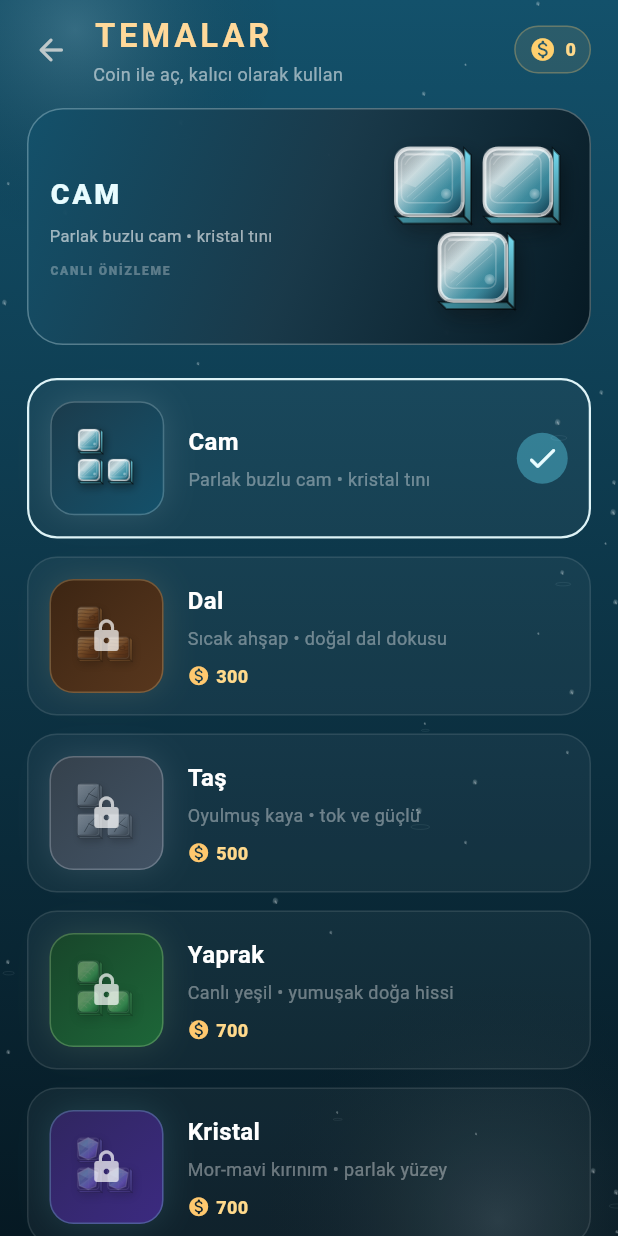
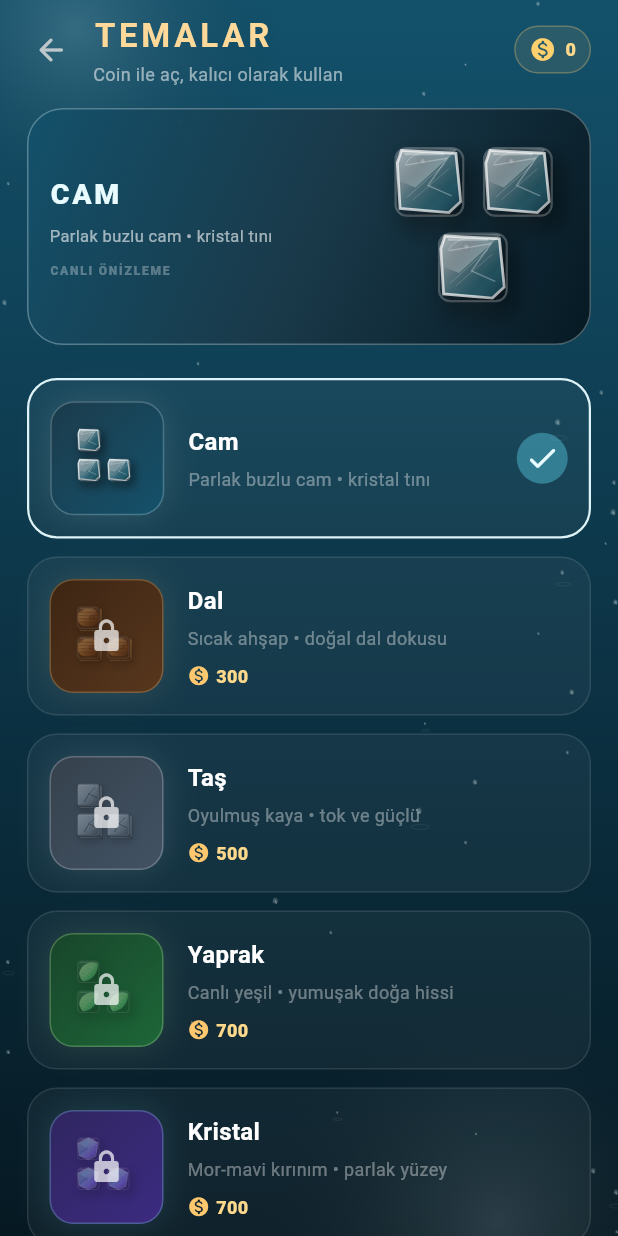
Before and after one commit to elxvro/Elxvro-blocks, a Flutter app: the screen it shows after launch, after a tap on "TEMALAR", on a phone screen of 412 x 824 dp. Run offline on Flutter 3.47's test engine with Material 3 defaults, Android fonts, the light colour scheme and no system bars; our stand-ins replace audioplayers, shared_preferences; missing offline and left inert: games_services.

Commit message:
feat: make glass wood and leaf blocks physically distinct

```diff
--- a/source_snapshot/lib/widgets/themed_block_tile.dart
+++ b/source_snapshot/lib/widgets/themed_block_tile.dart
@@ -61,7 +61,11 @@ class _Premium3DBlockPainter extends CustomPainter {
     );
 
     _paintContactShadow(canvas, size, depth);
-    _paintDepthFaces(canvas, size, depth);
+    if (material != ThemeMaterial.glass &&
+        material != ThemeMaterial.crystal &&
+        material != ThemeMaterial.leaf) {
+      _paintDepthFaces(canvas, size, depth);
+    }
 
     canvas.save();
     canvas.translate(0, 0);
@@ -554,100 +558,138 @@ class _Premium3DBlockPainter extends CustomPainter {
   }
 
   void _glass(Canvas canvas, Size size) {
-    final rr = _topRRect(size, radiusFactor: 0.20);
+    final w = size.width;
+    final h = size.height;
+    final pane = Path()
+      ..moveTo(w * 0.10, h * 0.05)
+      ..lineTo(w * 0.88, h * 0.09)
+      ..lineTo(w * 0.95, h * 0.78)
+      ..lineTo(w * 0.78, h * 0.94)
+      ..lineTo(w * 0.08, h * 0.88)
+      ..lineTo(w * 0.04, h * 0.23)
+      ..close();
+
+    canvas.drawPath(
+      pane,
+      Paint()
+        ..shader = LinearGradient(
+          begin: Alignment.topLeft,
+          end: Alignment.bottomRight,
+          colors: <Color>[
+            Colors.white.withValues(alpha: 0.58),
+            accent.withValues(alpha: 0.40),
+            base.withValues(alpha: 0.28),
+            const Color(0xFF0A3B55).withValues(alpha: 0.58),
+          ],
+        ).createShader(Offset.zero & size),
+    );
+
+    canvas.drawPath(
+      pane,
+      Paint()
+        ..style = PaintingStyle.stroke
+        ..strokeWidth = math.max(0.9, size.shortestSide * 0.040)
+        ..color = Colors.white.withValues(alpha: 0.72),
+    );
+
+    final refraction = Path()
+      ..moveTo(w * 0.16, h * 0.26)
+      ..lineTo(w * 0.76, h * 0.16)
+      ..lineTo(w * 0.48, h * 0.55)
+      ..lineTo(w * 0.82, h * 0.70);
+    canvas.drawPath(
+      refraction,
+      Paint()
+        ..style = PaintingStyle.stroke
+        ..strokeWidth = math.max(0.55, size.shortestSide * 0.020)
+        ..color = Colors.white.withValues(alpha: 0.30),
+    );
+
+    canvas.drawOval(
+      Rect.fromLTWH(w * 0.18, h * 0.12, w * 0.45, h * 0.16),
+      Paint()
+        ..shader = RadialGradient(
+          colors: <Color>[
+            Colors.white.withValues(alpha: 0.34),
+            Colors.transparent,
+          ],
+        ).createShader(Rect.fromLTWH(w * 0.18, h * 0.12, w * 0.45, h * 0.16)),
+    );
+  }
+
+  void _wood(Canvas canvas, Size size) {
+    final rect = Rect.fromLTWH(
+      size.width * 0.04,
+      size.height * 0.10,
+      size.width * 0.90,
+      size.height * 0.78,
+    );
+    final rr = RRect.fromRectAndRadius(
+      rect,
+      Radius.circular(size.shortestSide * 0.30),
+    );
+
     canvas.drawRRect(
       rr,
-      _gradient(size, <Color>[
-        Colors.white.withValues(alpha: 0.38),
-        accent.withValues(alpha: 0.82),
-        base.withValues(alpha: 0.58),
-        const Color(0xFF0B425E).withValues(alpha: 0.88),
-      ]),
+      Paint()
+        ..shader = LinearGradient(
+          begin: Alignment.topLeft,
+          end: Alignment.bottomRight,
+          colors: <Color>[
+            const Color(0xFFFFC47A),
+            base,
+            const Color(0xFF8A4C22),
+            const Color(0xFF4C250F),
+          ],
+        ).createShader(rect),
     );
+
     canvas.drawRRect(
       rr,
       Paint()
         ..style = PaintingStyle.stroke
-        ..strokeWidth = math.max(1, size.shortestSide * 0.055)
-        ..color = Colors.white.withValues(alpha: 0.68),
-    );
-
-    final inner = RRect.fromRectAndRadius(
-      Rect.fromLTWH(
-        size.width * 0.10,
-        size.height * 0.11,
-        size.width * 0.73,
-        size.height * 0.69,
-      ),
-      Radius.circular(size.shortestSide * 0.11),
-    );
-    canvas.drawRRect(
-      inner,
-      Paint()
-        ..style = PaintingStyle.stroke
-        ..strokeWidth = math.max(0.7, size.shortestSide * 0.022)
-        ..color = Colors.white.withValues(alpha: 0.24),
-    );
-
-    canvas.drawCircle(
-      Offset(size.width * 0.74, size.height * 0.67),
-      size.shortestSide * 0.075,
-      Paint()
-        ..shader = RadialGradient(
-          colors: <Color>[
-            Colors.white.withValues(alpha: 0.48),
-            accent.withValues(alpha: 0.04),
-          ],
-        ).createShader(
-          Rect.fromCircle(
-            center: Offset(size.width * 0.74, size.height * 0.67),
-            radius: size.shortestSide * 0.11,
-          ),
-        ),
-    );
-  }
-
-  void _wood(Canvas canvas, Size size) {
-    final rr = _topRRect(size, radiusFactor: 0.13);
-    canvas.drawRRect(
-      rr,
-      _gradient(size, <Color>[
-        Color.lerp(accent, Colors.white, 0.18)!,
-        base,
-        const Color(0xFF7C421B),
-        const Color(0xFF48220E),
-      ]),
+        ..strokeWidth = math.max(1.0, size.shortestSide * 0.045)
+        ..color = const Color(0xFF4A210C).withValues(alpha: 0.72),
     );
 
     final grain = Paint()
       ..style = PaintingStyle.stroke
       ..strokeCap = StrokeCap.round
-      ..strokeWidth = math.max(0.55, size.shortestSide * 0.023)
-      ..color = const Color(0xFF3F1E0D).withValues(alpha: 0.58);
+      ..strokeWidth = math.max(0.55, size.shortestSide * 0.020)
+      ..color = const Color(0xFF4D260F).withValues(alpha: 0.58);
 
-    for (var i = 0; i < 5; i++) {
-      final y = size.height * (0.17 + i * 0.15);
+    for (var i = 0; i < 4; i++) {
+      final y = rect.top + rect.height * (0.22 + i * 0.18);
       final path = Path()
-        ..moveTo(size.width * 0.07, y)
+        ..moveTo(rect.left + rect.width * 0.08, y)
         ..cubicTo(
-          size.width * 0.25,
-          y - size.height * 0.07,
-          size.width * 0.52,
-          y + size.height * 0.08,
-          size.width * 0.91,
+          rect.left + rect.width * 0.30,
+          y - size.height * 0.06,
+          rect.left + rect.width * 0.58,
+          y + size.height * 0.05,
+          rect.right - rect.width * 0.07,
           y - size.height * 0.015,
         );
       canvas.drawPath(path, grain);
     }
 
-    final knot = Offset(size.width * 0.67, size.height * 0.50);
+    final knot = Offset(rect.left + rect.width * 0.68, rect.center.dy);
     canvas.drawOval(
       Rect.fromCenter(
         center: knot,
-        width: size.width * 0.23,
-        height: size.height * 0.16,
+        width: rect.width * 0.22,
+        height: rect.height * 0.20,
       ),
-      grain..strokeWidth = math.max(0.8, size.shortestSide * 0.028),
+      grain..strokeWidth = math.max(0.85, size.shortestSide * 0.028),
+    );
+
+    canvas.drawLine(
+      Offset(rect.left + rect.width * 0.12, rect.top + rect.height * 0.18),
+      Offset(rect.left + rect.width * 0.34, rect.top - size.height * 0.02),
+      Paint()
+        ..strokeCap = StrokeCap.round
+        ..strokeWidth = math.max(1.2, size.shortestSide * 0.055)
+        ..color = const Color(0xFF6B3718).withValues(alpha: 0.76),
     );
   }
 
@@ -695,41 +737,64 @@ class _Premium3DBlockPainter extends CustomPainter {
   }
 
   void _leaf(Canvas canvas, Size size) {
-    final rr = _topRRect(size, radiusFactor: 0.22);
-    canvas.drawRRect(
-      rr,
-      _gradient(size, <Color>[
-        const Color(0xFFB8FF8F),
-        accent,
-        base,
-        const Color(0xFF0F5E2E),
-      ]),
+    final w = size.width;
+    final h = size.height;
+    final leaf = Path()
+      ..moveTo(w * 0.12, h * 0.58)
+      ..cubicTo(w * 0.18, h * 0.16, w * 0.64, h * 0.03, w * 0.91, h * 0.16)
+      ..cubicTo(w * 0.93, h * 0.52, w * 0.67, h * 0.88, w * 0.27, h * 0.90)
+      ..cubicTo(w * 0.19, h * 0.82, w * 0.13, h * 0.70, w * 0.12, h * 0.58)
+      ..close();
+
+    canvas.drawPath(
+      leaf,
+      Paint()
+        ..shader = LinearGradient(
+          begin: Alignment.topLeft,
+          end: Alignment.bottomRight,
+          colors: <Color>[
+            const Color(0xFFD8FFA8),
+            accent,
+            base,
+            const Color(0xFF0F5E2E),
+          ],
+        ).createShader(Offset.zero & size),
     );
 
     final vein = Paint()
       ..style = PaintingStyle.stroke
       ..strokeCap = StrokeCap.round
-      ..strokeWidth = math.max(0.7, size.shortestSide * 0.026)
-      ..color = const Color(0xFFE4FFC8).withValues(alpha: 0.46);
+      ..strokeWidth = math.max(0.7, size.shortestSide * 0.024)
+      ..color = const Color(0xFFE9FFD2).withValues(alpha: 0.52);
 
-    final a = Offset(size.width * 0.18, size.height * 0.80);
-    final b = Offset(size.width * 0.78, size.height * 0.20);
+    final a = Offset(w * 0.24, h * 0.79);
+    final b = Offset(w * 0.78, h * 0.22);
     canvas.drawLine(a, b, vein);
-    for (var i = 1; i <= 3; i++) {
-      final t = i / 4;
-      final x = a.dx + (b.dx - a.dx) * t;
-      final y = a.dy + (b.dy - a.dy) * t;
+    for (var i = 1; i <= 4; i++) {
+      final t = i / 5;
+      final p = Offset(
+        a.dx + (b.dx - a.dx) * t,
+        a.dy + (b.dy - a.dy) * t,
+      );
       canvas.drawLine(
-        Offset(x, y),
-        Offset(x - size.width * 0.14, y - size.height * 0.02),
+        p,
+        Offset(p.dx - w * 0.13, p.dy - h * 0.03),
         vein,
       );
       canvas.drawLine(
-        Offset(x, y),
-        Offset(x + size.width * 0.11, y + size.height * 0.10),
+        p,
+        Offset(p.dx + w * 0.11, p.dy + h * 0.09),
         vein,
       );
     }
+
+    canvas.drawPath(
+      leaf,
+      Paint()
+        ..style = PaintingStyle.stroke
+        ..strokeWidth = math.max(0.7, size.shortestSide * 0.026)
+        ..color = Colors.white.withValues(alpha: 0.20),
+    );
   }
 
   void _crystal(Canvas canvas, Size size) {
```
